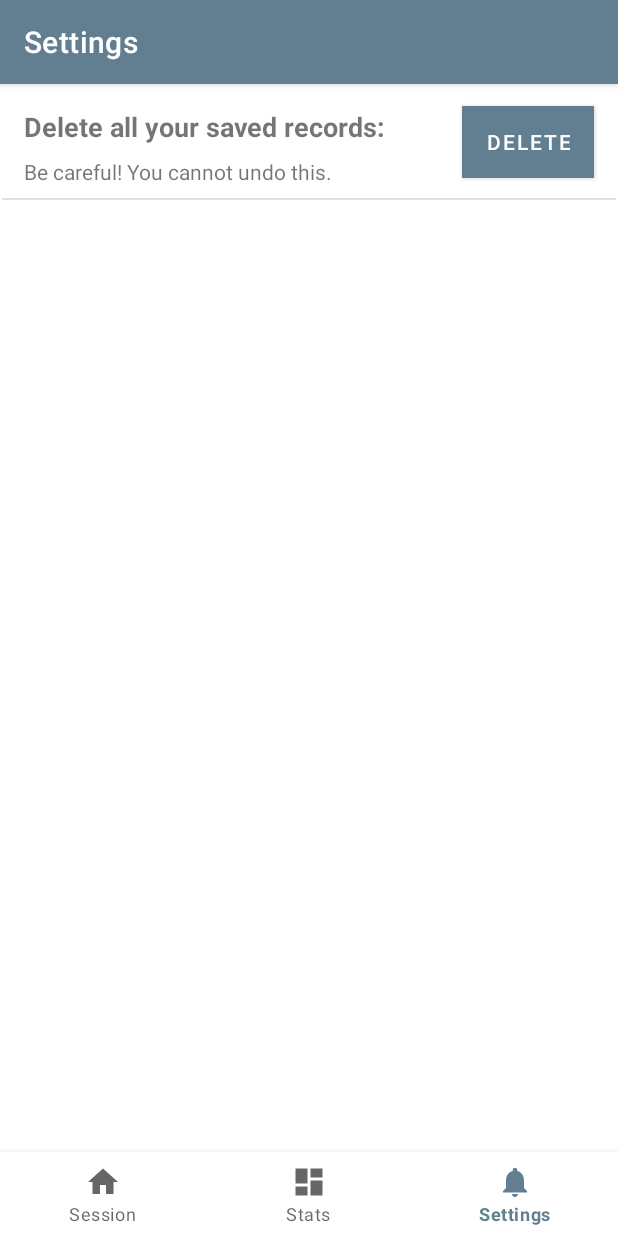
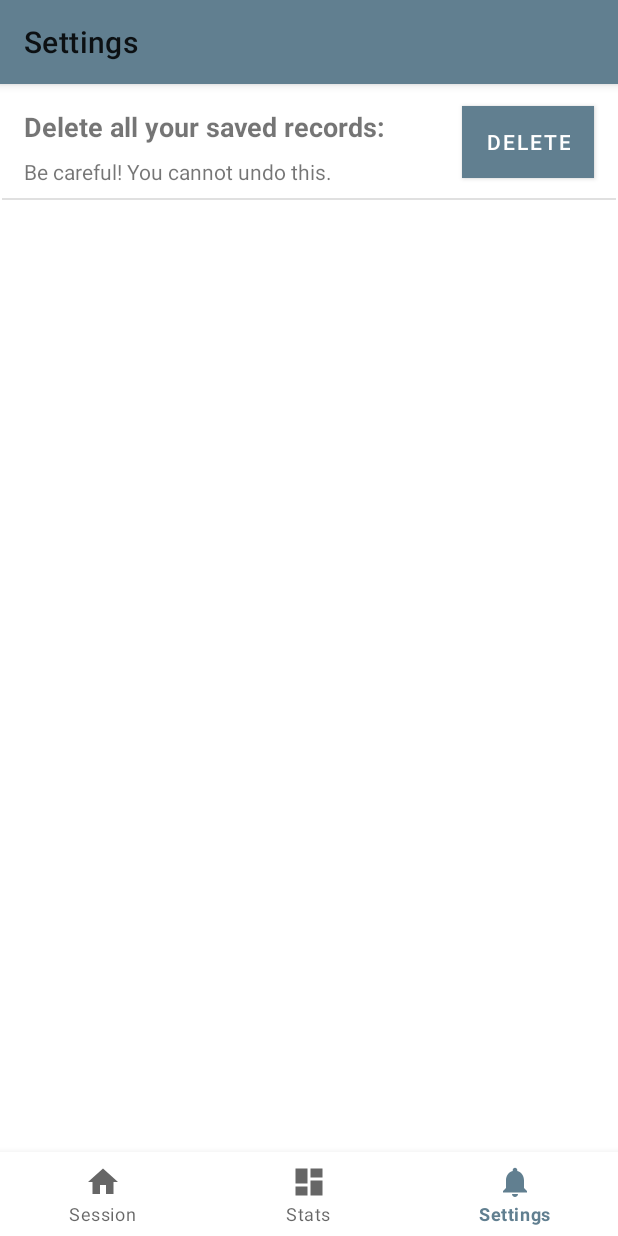
Before and after one commit to JohnAndrewCole/Piano-Tracker-App, an Android app: the screen it shows after launch (MainActivity), item 3 of the bottom bar chosen, on a phone screen of 412 x 824 dp. Run offline under Robolectric (Android 15) with nearby library versions, the phone set to English and light mode, and no system bars; our stand-ins replace Room's generated code, data binding, navigation-ui; libraries missing offline, so code that uses them is left out: com.github.mikephil.charting; Roboto replaces fonts that are not available here.

Commit message:
Removed animations from navigation graph and set theme back to DayNight to observe new colours

```diff
--- a/app/src/main/res/navigation/navigation.xml
+++ b/app/src/main/res/navigation/navigation.xml
@@ -11,8 +11,7 @@
         android:label="@string/your_sessions">
         <action
             android:id="@+id/action_sessionListFragment_to_sessionFragment"
-            app:destination="@id/sessionNavigation"
-            app:enterAnim="@android:anim/slide_in_left" />
+            app:destination="@id/sessionNavigation" />
     </fragment>
     <fragment
         android:id="@+id/statsFragment"
@@ -49,8 +48,7 @@
                 app:argType="long" />
             <action
                 android:id="@+id/action_sessionFragment_to_PracticeActivityDialogFragment"
-                app:destination="@id/PracticeActivityDialogFragment"
-                app:enterAnim="@android:anim/slide_out_right" />
+                app:destination="@id/PracticeActivityDialogFragment" />
         </fragment>
 
         <dialog
@@ -76,7 +74,6 @@
         <action
             android:id="@+id/action_sessionFragment_to_sessionListFragment"
             app:destination="@id/sessionListFragment"
-            app:enterAnim="@android:anim/slide_out_right"
             app:popUpTo="@id/sessionListFragment"
             app:popUpToInclusive="true" />
     </navigation>
--- a/app/src/main/res/values/styles.xml
+++ b/app/src/main/res/values/styles.xml
@@ -1,6 +1,6 @@
 <resources>
     <!-- Base application theme. -->
-    <style name="AppTheme" parent="Theme.MaterialComponents.DayNight.DarkActionBar">
+    <style name="AppTheme" parent="Theme.MaterialComponents.DayNight">
         <!-- Customize your theme here. -->
         <item name="colorPrimary">@color/primaryColor</item>
         <item name="colorPrimaryDark">@color/primaryDarkColor</item>
```
